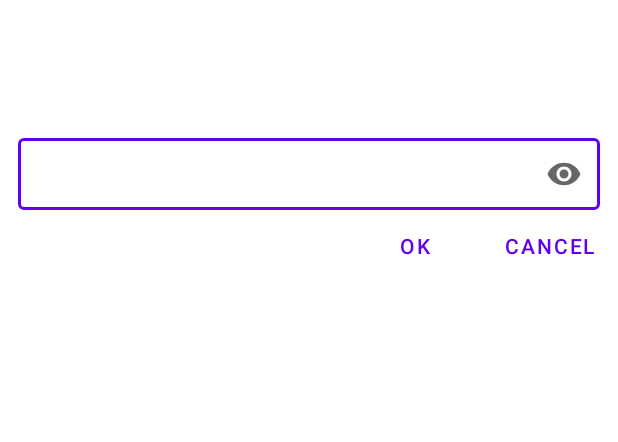
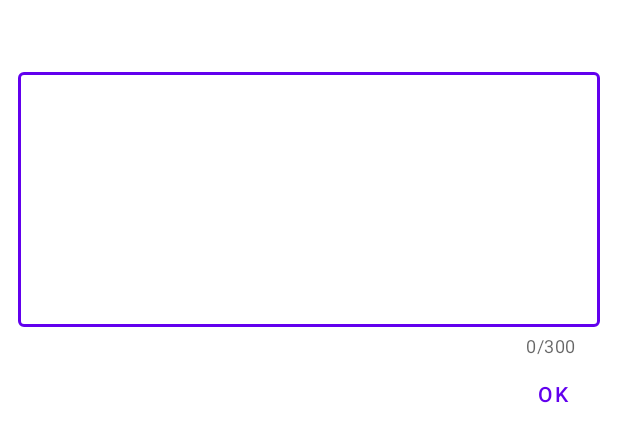
Before and after one commit to Proyecto-Final-DAM/PuzzleCollector_App, an Android app: the layout notes_dialog.xml on its own in the app's theme, with its tools: preview values and no code run, on a phone screen of 412 x 824 dp. Shown: the top 442 px of the screen. Run offline under Robolectric (Android 15) with nearby library versions, the phone set to English and light mode, and no system bars.

Commit message:
Notes Added to Collections and some minnor improvements Commit

```diff
--- a/app/src/main/java/com/janicolas/puzzlecollector/fragment/BuyFragment.kt
+++ b/app/src/main/java/com/janicolas/puzzlecollector/fragment/BuyFragment.kt
@@ -51,7 +51,7 @@ class BuyFragment : Fragment() {
                     puzzleAdapter.onPuzzleClickListener = object :
                         PuzzleAdapter.OnPuzzleClickListener {
                         override fun onPuzzleClick(id: Long) {
-                            PuzzleDialog(id, context, 0)
+                            PuzzleDialog(id, requireContext(), 0)
                         }
                     }
                 }
--- a/app/src/main/java/com/janicolas/puzzlecollector/fragment/CollectionFragment.kt
+++ b/app/src/main/java/com/janicolas/puzzlecollector/fragment/CollectionFragment.kt
@@ -65,7 +65,7 @@ class CollectionFragment : Fragment() {
                         puzzleAdapter.onPuzzleClickListener = object :
                             PuzzleAdapter.OnPuzzleClickListener {
                             override fun onPuzzleClick(id: Long) {
-                                PuzzleDialog(id, context, this@CollectionFragment)
+                                PuzzleDialog(id, requireContext(), this@CollectionFragment)
                             }
                         }
                     }
--- a/app/src/main/java/com/janicolas/puzzlecollector/model/ResponseCollection.kt
+++ b/app/src/main/java/com/janicolas/puzzlecollector/model/ResponseCollection.kt
@@ -5,5 +5,5 @@ import com.google.gson.annotations.SerializedName
 data class ResponseCollection(
     @SerializedName("user") var user:ResponseUser,
     @SerializedName("puzzle") var puzzle: ResponsePuzzle,
-    @SerializedName("best") var best:String?
+    @SerializedName("notes") var notes:String
 )
--- a/app/src/main/res/layout/delete_account_dialog.xml
+++ b/app/src/main/res/layout/notes_dialog.xml
@@ -4,12 +4,11 @@
     android:layout_width="match_parent"
     android:layout_height="wrap_content"
     xmlns:app="http://schemas.android.com/apk/res-auto"
-    android:orientation="vertical"
-    xmlns:tools="http://schemas.android.com/tools">
+    android:orientation="vertical">
 
     <TextView
         android:id="@+id/tvTittle"
-        android:text="@string/deleteAccount"
+        android:text="@string/btNotes"
         android:layout_width="wrap_content"
         android:layout_height="wrap_content"
         android:layout_marginTop="10dp"
@@ -17,51 +16,34 @@
         android:textSize="20sp"
         android:textStyle="bold"/>
 
-    <TextView
-        android:id="@+id/tvMessage"
+    <com.google.android.material.textfield.TextInputLayout
+        android:id="@+id/tilNotes"
         android:layout_below="@id/tvTittle"
-        android:layout_width="match_parent"
-        android:layout_height="wrap_content"
-        android:layout_gravity="center"
-        android:textSize="17sp"
-        android:layout_margin="10dp"
-        android:textAlignment="center"
-        android:text="@string/delAccountMessage"/>
-
-    <com.google.android.material.textfield.TextInputLayout
-        android:id="@+id/tilPass"
-        android:hint="@string/passLogin"
-        android:layout_below="@id/tvMessage"
-        app:endIconMode="password_toggle"
+        app:counterEnabled="true"
+        app:counterMaxLength="300"
         style="@style/PuzzleCollectorInputStyle">
 
         <com.google.android.material.textfield.TextInputEditText
-            android:inputType="textPassword"
-            android:id="@+id/etPass"
+            android:inputType="textMultiLine"
+            android:id="@+id/etNotes"
             android:ems="10"
             android:textSize="13sp"
             android:textColor="@color/black"
             android:textStyle="normal"
-            android:maxLength="20"
+            android:gravity="top"
+            android:maxLength="300"
             android:layout_width="match_parent"
-            android:layout_height="wrap_content"/>
+            android:layout_height="170dp"/>
     </com.google.android.material.textfield.TextInputLayout>
 
     <Button
         android:id="@+id/btOk"
-            android:layout_below="@id/tilPass"
-            android:layout_toStartOf="@id/btCancel"
+        android:layout_below="@id/tilNotes"
+        android:layout_alignParentEnd="true"
         android:text="@android:string/ok"
+
         android:layout_width="wrap_content"
         android:layout_height="wrap_content"
         style="@style/PuzzleCollectorButtonDialogStyle"/>
 
-        <Button
-            android:id="@+id/btCancel"
-            android:layout_below="@id/tilPass"
-            android:layout_alignParentEnd="true"
-            android:text="@android:string/cancel"
-            android:layout_width="wrap_content"
-            android:layout_height="wrap_content"
-            style="@style/PuzzleCollectorButtonDialogStyle"/>
 </RelativeLayout>
--- a/app/src/main/res/values/strings.xml
+++ b/app/src/main/res/values/strings.xml
@@ -62,6 +62,8 @@
     <string name="deleteImg"/>
     <string name="imgTooBig"/>
     <string name="imgUploadedSuccess"/>
+    <string name="btNotes"/>
+    <string name="notesUpdatedSuccess"/>
 
     <string-array name="mode">
         <item/>
```
Also changed, not shown: app/src/main/java/com/janicolas/puzzlecollector/dialog/NotesDialog.kt (added, +72 -0 lines), app/src/main/java/com/janicolas/puzzlecollector/dialog/PuzzleDialog.kt (+24 -17 lines), app/src/main/java/com/janicolas/puzzlecollector/retrofit/api/CollectionAPI.kt (+11 -2 lines), app/src/main/res/layout/change_pass_dialog.xml (+14 -7 lines), app/src/main/res/layout/change_username_dialog.xml (+12 -9 lines), app/src/main/res/layout/puzzle_dialog.xml (+13 -1 lines), 2 other files. Lines whose indentation alone changed are shown as unchanged.
